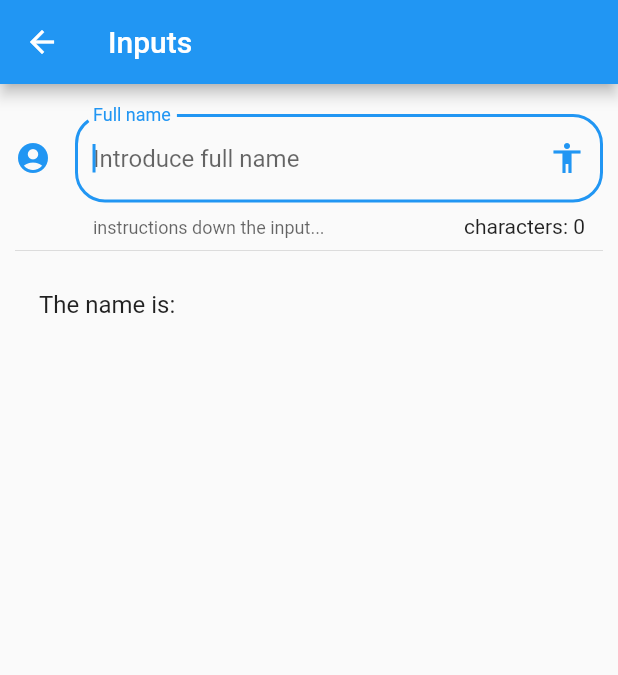
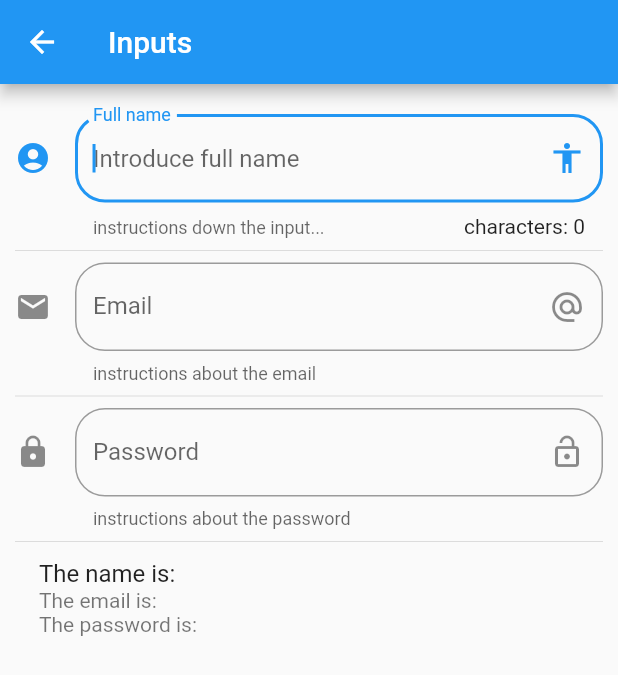
Before and after one commit to fperezco/flutter_widgets_party, a Flutter app: the InputPage screen opened by its route, on a phone screen of 412 x 824 dp. Shown: the top 675 px of the screen. Run offline on Flutter 3.47's test engine with Material 2 defaults, Android fonts, the phone set to English and light mode, and no system bars.

Commit message:
input about email and password added

```diff
--- a/lib/src/pages/input_page.dart
+++ b/lib/src/pages/input_page.dart
@@ -9,6 +9,8 @@ class InputPage extends StatefulWidget {
 
 class _InputPageState extends State<InputPage> {
   String _name = "";
+  String _email = "";
+  String _password = "";
 
   @override
   Widget build(BuildContext context) {
@@ -18,6 +20,10 @@ class _InputPageState extends State<InputPage> {
           padding: EdgeInsets.symmetric(horizontal: 10.0, vertical: 20.0),
           children: [
             _createInput(),
+            Divider(),
+            _createEmail(),
+            Divider(),
+            _createPassword(),
             Divider(),
             _createPerson()
           ],
@@ -38,10 +44,9 @@ class _InputPageState extends State<InputPage> {
           icon: Icon(Icons.account_circle)),
       onChanged: (value) {
         setState(() {
-           _name = value;
-           print(_name);
+          _name = value;
+          print(_name);
         });
-
       },
     );
   }
@@ -49,6 +54,47 @@ class _InputPageState extends State<InputPage> {
   Widget _createPerson() {
     return ListTile(
       title: Text("The name is: $_name"),
+      subtitle: Column(
+          mainAxisAlignment: MainAxisAlignment.start,
+          crossAxisAlignment: CrossAxisAlignment.start,
+          children: [
+            Text("The email is: $_email"),
+            Text("The password is: $_password"),
+          ],
+        ),
     );
   }
+
+  Widget _createEmail() {
+    return TextField(
+        keyboardType: TextInputType.emailAddress,
+        decoration: InputDecoration(
+            border: OutlineInputBorder(borderRadius: BorderRadius.circular(20)),
+            hintText: "Introduce email",
+            helperText: "instructions about the email",
+            label: Text("Email"),
+            suffixIcon: Icon(Icons.alternate_email),
+            icon: Icon(Icons.email)),
+        onChanged: (value) => setState(() {
+              _email = value;
+              print(_email);
+            }));
+  }
+
+  Widget _createPassword() {
+    return TextField(
+        obscureText: true,
+        keyboardType: TextInputType.visiblePassword,
+        decoration: InputDecoration(
+            border: OutlineInputBorder(borderRadius: BorderRadius.circular(20)),
+            hintText: "Introduce password",
+            helperText: "instructions about the password",
+            label: Text("Password"),
+            suffixIcon: Icon(Icons.lock_open),
+            icon: Icon(Icons.lock)),
+        onChanged: (value) => setState(() {
+              _password = value;
+              print(_email);
+            }));
+  }
 }
```
